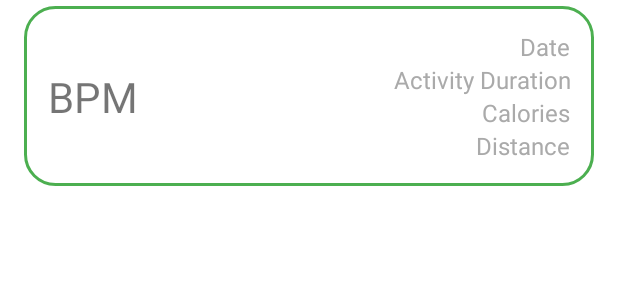
After one commit to roufsyed/Saht, an Android app: the layout item_pedometer.xml on its own in the app's theme, with its tools: preview values and no code run, on a phone screen of 412 x 824 dp. The commit adds this screen. Shown: the top 300 px of the screen. Run offline under Robolectric (Android 15) with nearby library versions, the phone set to English and light mode, and no system bars.

Commit message:
Feat: Implemented pedometer history feature

```diff
--- a/app/src/main/AndroidManifest.xml
+++ b/app/src/main/AndroidManifest.xml
@@ -28,7 +28,7 @@
         android:theme="@style/Theme.Saht"
         tools:targetApi="31">
         <activity
-            android:name=".pedometer.view.PedometerHisotryActivity"
+            android:name=".pedometer.view.PedometerHistoryActivity"
             android:exported="false" />
         <activity
             android:name=".heartRate.view.HeartRateDetailActivity"
--- a/app/src/main/java/com/rouf/saht/pedometer/view/PedometerFragment.kt
+++ b/app/src/main/java/com/rouf/saht/pedometer/view/PedometerFragment.kt
@@ -186,9 +186,9 @@ class PedometerFragment : Fragment() {
             return@setOnLongClickListener true
         }
 
-        binding.ivHistory.setOnLongClickListener {
-//            loadData()
-            return@setOnLongClickListener true
+        binding.ivHistory.setOnClickListener() {
+            val intent = Intent(activity, PedometerHistoryActivity::class.java)
+            startActivity(intent)
         }
 
         binding.tvBmi.setOnClickListener {
--- /dev/null
+++ b/app/src/main/res/layout/item_pedometer.xml
@@ -0,0 +1,70 @@
+<?xml version="1.0" encoding="utf-8"?>
+<androidx.constraintlayout.widget.ConstraintLayout xmlns:android="http://schemas.android.com/apk/res/android"
+    android:layout_width="match_parent"
+    android:layout_height="wrap_content"
+    xmlns:app="http://schemas.android.com/apk/res-auto"
+    android:orientation="horizontal"
+    android:layout_marginVertical="4dp"
+    android:layout_marginHorizontal="16dp"
+    android:background="@drawable/bg_button_hollow_green_border"
+    android:padding="16dp"
+    android:gravity="center_vertical">
+
+    <TextView
+        android:id="@+id/tvSteps"
+        android:layout_width="wrap_content"
+        android:layout_height="wrap_content"
+        app:layout_constraintStart_toStartOf="parent"
+        app:layout_constraintTop_toTopOf="parent"
+        app:layout_constraintBottom_toBottomOf="parent"
+        android:text="BPM"
+        android:textSize="28sp"
+        android:layout_marginEnd="8dp"/>
+
+    <TextView
+        android:id="@+id/tvDate"
+        android:layout_width="0dp"
+        android:layout_height="wrap_content"
+        app:layout_constraintTop_toTopOf="parent"
+        app:layout_constraintEnd_toEndOf="parent"
+        android:layout_marginStart="16dp"
+        android:text="Date"
+        android:textSize="16sp"
+        android:textColor="@android:color/darker_gray"/>
+
+    <TextView
+        android:id="@+id/tvActivityDuration"
+        android:layout_width="0dp"
+        android:layout_height="wrap_content"
+        app:layout_constraintTop_toBottomOf="@+id/tvDate"
+        app:layout_constraintEnd_toEndOf="parent"
+        android:gravity="end"
+        android:layout_marginStart="16dp"
+        android:text="Activity Duration"
+        android:textSize="16sp"
+        android:textColor="@android:color/darker_gray"/>
+
+    <TextView
+        android:id="@+id/tv_calories"
+        android:layout_width="0dp"
+        android:layout_height="wrap_content"
+        app:layout_constraintTop_toBottomOf="@+id/tvActivityDuration"
+        app:layout_constraintEnd_toEndOf="parent"
+        android:gravity="end"
+        android:layout_marginStart="16dp"
+        android:text="Calories"
+        android:textSize="16sp"
+        android:textColor="@android:color/darker_gray"/>
+
+    <TextView
+        android:id="@+id/tv_distance"
+        android:layout_width="0dp"
+        android:layout_height="wrap_content"
+        app:layout_constraintTop_toBottomOf="@+id/tv_calories"
+        app:layout_constraintEnd_toEndOf="parent"
+        android:gravity="end"
+        android:layout_marginStart="16dp"
+        android:text="@string/distance"
+        android:textSize="16sp"
+        android:textColor="@android:color/darker_gray"/>
+</androidx.constraintlayout.widget.ConstraintLayout>
```
Also changed, not shown: app/src/main/java/com/rouf/saht/pedometer/view/PedometerHisotryActivity.kt (deleted, +0 -21 lines), app/src/main/java/com/rouf/saht/pedometer/view/PedometerHistoryActivity.kt (added, +74 -0 lines), app/src/main/java/com/rouf/saht/pedometer/view/PedometerHistoryAdapter.kt (added, +148 -0 lines), app/src/main/res/layout/activity_pedometer_hisotry.xml (+27 -1 lines).
